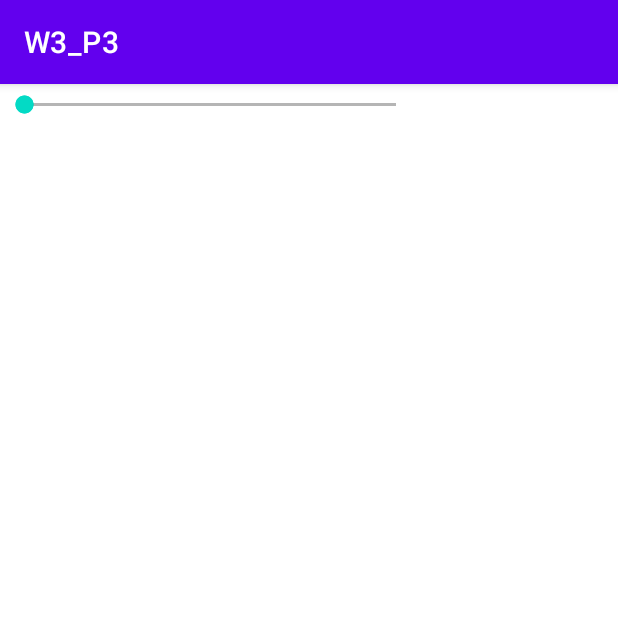
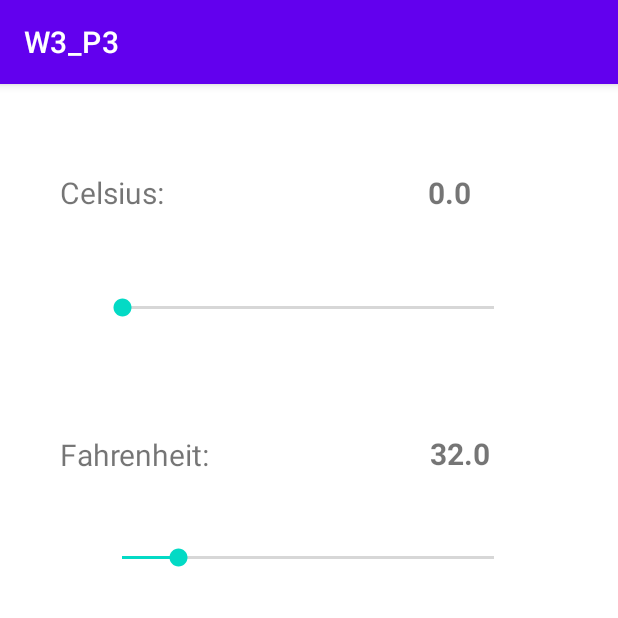
Before and after one commit to erenbudur/CS-501, an Android app: the screen it shows after launch (MainActivity), on a phone screen of 412 x 824 dp, the top half of it. Run offline under Robolectric (Android 15) with nearby library versions, the phone set to English and light mode, and no system bars.

Commit message:
Added cel and fah seekbars

```diff
--- a/W3_P3/app/src/main/java/com/example/w3_p3/MainActivity.java
+++ b/W3_P3/app/src/main/java/com/example/w3_p3/MainActivity.java
@@ -3,12 +3,51 @@ package com.example.w3_p3;
 import androidx.appcompat.app.AppCompatActivity;
 
 import android.os.Bundle;
+import android.widget.SeekBar;
+import android.widget.TextView;
 
 public class MainActivity extends AppCompatActivity {
+
+
+    SeekBar celsius;
+    SeekBar fahrenheit;
+
+    TextView celValue;
+    TextView fahValue;
+
 
     @Override
     protected void onCreate(Bundle savedInstanceState) {
         super.onCreate(savedInstanceState);
         setContentView(R.layout.activity_main);
+
+        celsius = (SeekBar) findViewById(R.id.celsius);
+        fahrenheit = (SeekBar) findViewById(R.id.fahrenheit);
+        celValue = (TextView) findViewById(R.id.celVal);
+        fahValue = (TextView) findViewById(R.id.fahVal);
+
+
+        celsius.setOnSeekBarChangeListener(new SeekBar.OnSeekBarChangeListener() {
+            @Override
+            public void onProgressChanged(SeekBar seekBar, int i, boolean b) {
+                double celDouble = i/10;
+                double fahDouble = celDouble*1.8 +32;
+                fahValue.setText(Double.toString(fahDouble));
+                celValue.setText(Double.toString(celDouble));
+                fahrenheit.setProgress(((int)Math.round(fahDouble))  * 10 );
+            }
+
+            @Override
+            public void onStartTrackingTouch(SeekBar seekBar) {
+
+            }
+
+            @Override
+            public void onStopTrackingTouch(SeekBar seekBar) {
+
+            }
+        });
+
+
     }
 }
--- a/W3_P3/app/src/main/res/layout/activity_main.xml
+++ b/W3_P3/app/src/main/res/layout/activity_main.xml
@@ -7,16 +7,86 @@
     tools:context=".MainActivity">
 
     <SeekBar
-        android:id="@+id/Celsius"
+        android:id="@+id/celsius"
         android:layout_width="280dp"
         android:layout_height="27dp"
-        tools:layout_editor_absoluteX="49dp"
-        tools:layout_editor_absoluteY="128dp" />
+        android:max="1000"
+        android:progress="0"
+        app:layout_constraintBottom_toBottomOf="parent"
+        app:layout_constraintEnd_toEndOf="parent"
+        app:layout_constraintHorizontal_bias="0.496"
+        app:layout_constraintStart_toStartOf="parent"
+        app:layout_constraintTop_toTopOf="parent"
+        app:layout_constraintVertical_bias="0.183" />
 
     <SeekBar
         android:id="@+id/fahrenheit"
         android:layout_width="280dp"
         android:layout_height="27dp"
-        tools:layout_editor_absoluteX="56dp"
-        tools:layout_editor_absoluteY="253dp" />
+        android:layout_marginTop="92dp"
+        android:max="2120"
+        android:progress="320"
+        app:layout_constraintBottom_toBottomOf="parent"
+        app:layout_constraintEnd_toEndOf="parent"
+        app:layout_constraintHorizontal_bias="0.496"
+        app:layout_constraintStart_toStartOf="parent"
+        app:layout_constraintTop_toBottomOf="@+id/celsius"
+        app:layout_constraintVertical_bias="0.098" />
+
+    <TextView
+        android:id="@+id/textView"
+        android:layout_width="wrap_content"
+        android:layout_height="wrap_content"
+        android:text="Celsius:"
+        android:textSize="20sp"
+        app:layout_constraintBottom_toBottomOf="parent"
+        app:layout_constraintEnd_toEndOf="parent"
+        app:layout_constraintHorizontal_bias="0.117"
+        app:layout_constraintStart_toStartOf="parent"
+        app:layout_constraintTop_toTopOf="parent"
+        app:layout_constraintVertical_bias="0.079" />
+
+    <TextView
+        android:id="@+id/textView2"
+        android:layout_width="wrap_content"
+        android:layout_height="wrap_content"
+        android:layout_marginTop="136dp"
+        android:text="Fahrenheit:"
+        android:textSize="20sp"
+        app:layout_constraintBottom_toBottomOf="parent"
+        app:layout_constraintEnd_toEndOf="parent"
+        app:layout_constraintHorizontal_bias="0.128"
+        app:layout_constraintStart_toStartOf="parent"
+        app:layout_constraintTop_toBottomOf="@+id/textView"
+        app:layout_constraintVertical_bias="0.022" />
+
+    <TextView
+        android:id="@+id/fahVal"
+        android:layout_width="wrap_content"
+        android:layout_height="wrap_content"
+        android:layout_marginTop="136dp"
+        android:text="32.0"
+        android:textSize="20sp"
+        android:textStyle="bold"
+        app:layout_constraintBottom_toBottomOf="parent"
+        app:layout_constraintEnd_toEndOf="parent"
+        app:layout_constraintHorizontal_bias="0.633"
+        app:layout_constraintStart_toEndOf="@+id/textView2"
+        app:layout_constraintTop_toBottomOf="@+id/celVal"
+        app:layout_constraintVertical_bias="0.02" />
+
+    <TextView
+        android:id="@+id/celVal"
+        android:layout_width="wrap_content"
+        android:layout_height="wrap_content"
+        android:layout_marginStart="176dp"
+        android:text="0.0"
+        android:textSize="20sp"
+        android:textStyle="bold"
+        app:layout_constraintBottom_toBottomOf="parent"
+        app:layout_constraintEnd_toEndOf="parent"
+        app:layout_constraintHorizontal_bias="0.0"
+        app:layout_constraintStart_toEndOf="@+id/textView"
+        app:layout_constraintTop_toTopOf="parent"
+        app:layout_constraintVertical_bias="0.079" />
 </androidx.constraintlayout.widget.ConstraintLayout>
```
